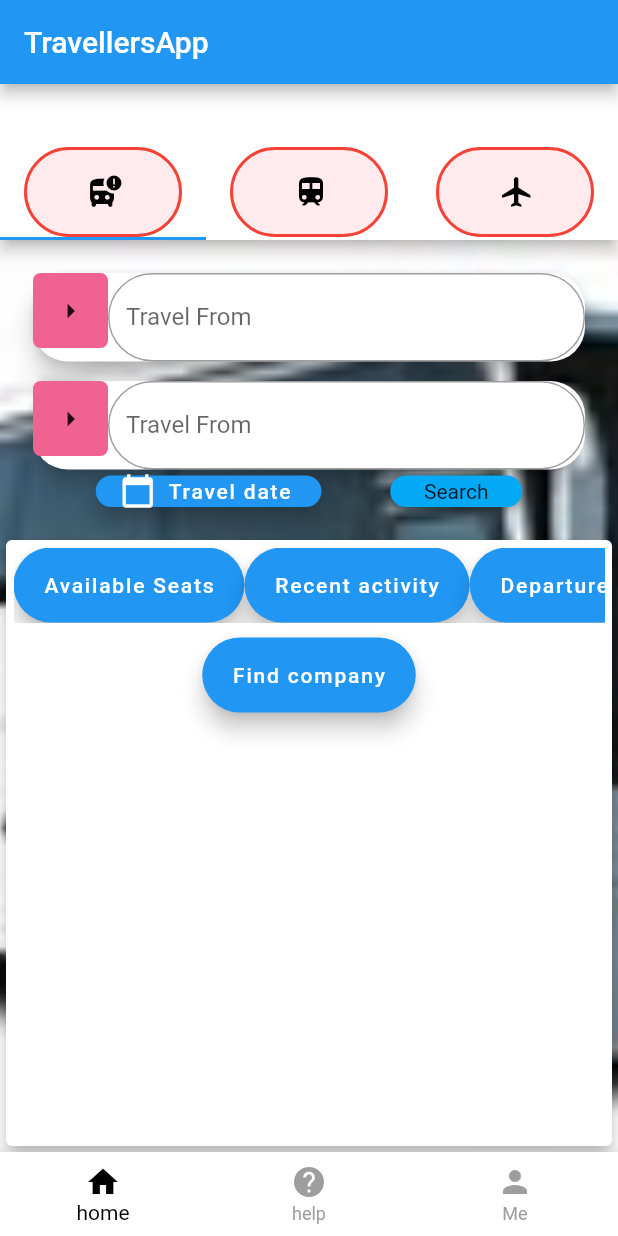
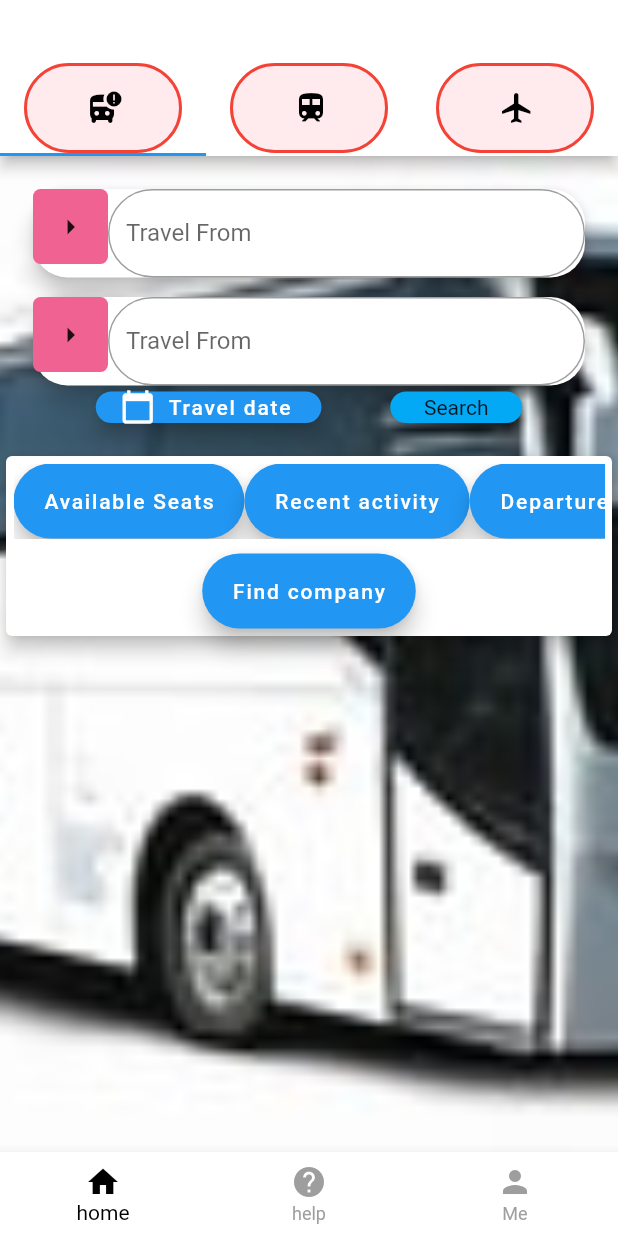
Before and after one commit to Edward-kwabena-Twumasi/Flutterer, a Flutter app: the screen it shows after launch, after a tap on "go home", on a phone screen of 412 x 824 dp. Run offline on Flutter 3.47's test engine with Material 2 defaults, Android fonts, the phone set to English and light mode, and no system bars; our stand-ins replace cloud_firestore, firebase_auth, firebase_core, geolocator; missing offline and left inert: dart:html, dart:js; accounts and stored records are empty.

Commit message:
flutter project

```diff
--- a/lib/components/applicationwidgets.dart
+++ b/lib/components/applicationwidgets.dart
@@ -1,4 +1,5 @@
 import 'package:flutter/material.dart';
+import 'package:myapp/providersPool/agentStateProvider.dart';
 import 'package:provider/provider.dart';
 import 'package:myapp/providersPool/userStateProvider.dart';
 
@@ -40,6 +41,8 @@ class InputFields extends StatelessWidget {
               const Radius.circular(30.0),
             ),
           ),
+          filled: true,
+          fillColor: Colors.green[200],
           hintStyle: new TextStyle(color: Colors.black),
           hintText: hintext,
           labelText: hintext,
@@ -104,7 +107,8 @@ Widget niceChips(
 }
 
 class menuButton extends StatefulWidget {
-  const menuButton({Key? key, this.regioncontroller}) : super(key: key);
+  const menuButton({Key? key, required this.regioncontroller})
+      : super(key: key);
 
   final TextEditingController? regioncontroller;
 
@@ -169,6 +173,7 @@ class _menuButtonState extends State<menuButton> {
                 );
               }).toList(),
             ),
+            Expanded(child: TextField(controller: regioncontroller))
           ],
         ),
       ),
--- a/lib/main.dart
+++ b/lib/main.dart
@@ -1,6 +1,7 @@
 import 'package:flutter/material.dart';
 import 'package:myapp/components/applicationwidgets.dart';
 import 'package:myapp/providersPool/userStateProvider.dart';
+import 'package:myapp/providersPool/agentStateProvider.dart';
 import 'package:myapp/screens/agentlogin.dart';
 import 'package:myapp/screens/homepage.dart';
 import 'package:myapp/screens/signup.dart';
@@ -13,8 +14,14 @@ import 'package:provider/provider.dart';
 
 void main() {
   WidgetsFlutterBinding.ensureInitialized();
-  runApp(ChangeNotifierProvider(
-      create: (context) => UserState(), builder: (context, _) => App()));
+  runApp(MultiProvider(providers: [
+    ChangeNotifierProvider(
+      create: (context) => UserState(),
+    ),
+    ChangeNotifierProvider(
+      create: (context) => CompanyState(),
+    ),
+  ], child: App()));
 }
 
 /// We are using a StatefulWidget such that we only create the [Future] once,
@@ -87,21 +94,21 @@ class MyApp extends StatelessWidget {
         },
         title: 'Flutter layout demo',
         theme: new ThemeData.dark(),
-      home: Scaffold(
+        home: AppHome());
+  }
+}
+
+class AppHome extends StatelessWidget {
+  Widget build(BuildContext context) {
+    return Scaffold(
       appBar: AppBar(
         title: Text('Travellers Mobile App'),
         centerTitle: true,
       ),
       body: Center(
-          child: Card(
-            shape:
-                RoundedRectangleBorder(borderRadius: BorderRadius.circular(30)),
-            elevation: 4,
-            color: Colors.white,
-            child: Consumer<UserState>(
-              builder: (context, value, child) => Padding(
-                padding: const EdgeInsets.all(8.0),
-                child: Stack(children: [
+        child: Container(
+          color: Colors.lightBlue,
+          child: Stack(overflow: Overflow.visible, children: [
             MyForm(),
             Positioned(
                 top: 0,
@@ -119,9 +126,6 @@ class MyApp extends StatelessWidget {
                   shape: StadiumBorder(),
                 ))
           ]),
-              ),
-            ),
-          ),
         ),
       ),
     );
@@ -215,6 +219,7 @@ class MyFormState extends State<MyForm> {
                     child: Padding(
                       padding: const EdgeInsets.symmetric(vertical: 16.0),
                       child: RawMaterialButton(
+                        shape: StadiumBorder(),
                         fillColor: Colors.white,
                         //padding:  EdgeInsets.symmetric(horizontal: 40, vertical: 20),
                         onPressed: () {
@@ -222,13 +227,6 @@ class MyFormState extends State<MyForm> {
                           // the form is invalid.
 
                           if (_formKey.currentState!.validate()) {
-                            // if (checkStatus(myController1.text)) {
-                            //   Navigator.push(context, MaterialPageRoute(
-                            //     builder: (context) {
-                            //       return TabBarDemo();
-                            //     },
-                            //   ));
-                            // }
                             print(value.signinstate);
                             value
                                 .signInWithMPass(usermail.text, userpass.text)
@@ -243,7 +241,7 @@ class MyFormState extends State<MyForm> {
                         },
 
                         child: Padding(
-                            padding: EdgeInsets.all(10),
+                            padding: EdgeInsets.all(7),
                             child: Text('Sign In',
                                 style: TextStyle(
                                     color: Colors.amber,
@@ -253,28 +251,30 @@ class MyFormState extends State<MyForm> {
                       ),
                     ),
                   ),
-                  Center(
+                  Align(
+                    alignment: Alignment.center,
                     child: Row(
                       children: [
-                        Text("Dont have an account?",
+                        Text("Dont have an account? ",
                             style: TextStyle(
                                 color: Colors.amber,
                                 fontWeight: FontWeight.w100)),
                         TextButton(
                             onPressed: () {
-                              // value.setaction("Signup");
                               setState(() {
                                 allowlogin = false;
                                 retry = false;
                               });
                             },
                             child: Text(' Sign Up ',
-                                style: TextStyle(fontStyle: FontStyle.italic))),
+                                style: TextStyle(
+                                    fontStyle: FontStyle.italic,
+                                    color: Colors.white))),
                       ],
                     ),
                   ),
                   Padding(
-                    padding: EdgeInsets.all(8),
+                    padding: EdgeInsets.all(2),
                     child: Text(
                       correctLogin,
                       style: TextStyle(
@@ -284,7 +284,10 @@ class MyFormState extends State<MyForm> {
                     ),
                   ),
                   TextButton(
-                      child: Text("go home"),
+                      child: Text(
+                        "go home",
+                        style: TextStyle(color: Colors.white),
+                      ),
                       onPressed: () {
                         Navigator.pushNamed(context, '/home');
                       }),
--- a/lib/providersPool/agentStateProvider.dart
+++ b/lib/providersPool/agentStateProvider.dart
@@ -17,6 +17,7 @@ class CompanyState extends ChangeNotifier {
   companyStates? signinstate;
   companyStates? registedstate;
   String signupmsg = "";
+  String? selectregion;
   Future<User?> userState() async {
     FirebaseAuth auth = FirebaseAuth.instance;
     User? currentuser;
@@ -80,7 +81,7 @@ class CompanyState extends ChangeNotifier {
   }
 
   Future<void> addCompany(String comptype, String compname, String phone,
-      String region, String city, String apartment) {
+      String email, String region, String city, String apartment) {
     //FirebaseFirestore firestore = FirebaseFirestore.instance;
     CollectionReference companies = FirebaseFirestore.instance
         .collection('companies')
@@ -91,7 +92,7 @@ class CompanyState extends ChangeNotifier {
     return companies.doc(FirebaseAuth.instance.currentUser!.uid).set({
       'type': comptype,
       'registered_name': compname, // John Doe
-      'phone': phone, // Stokes and Sons
+      'contact': {'phone': phone, 'email': email}, // Stokes and Sons
       'address': {'region': region, 'city': city, 'apartment': apartment},
       'regions': [region],
       'stations': [],
--- a/lib/screens/homepage.dart
+++ b/lib/screens/homepage.dart
@@ -60,9 +60,6 @@ class ButtomNavState extends State<ButtomNav> {
                 BottomNavigationBarItem(icon: Icon(Icons.help), label: "help"),
                 BottomNavigationBarItem(icon: Icon(Icons.person), label: "Me"),
               ]),
-          appBar: AppBar(
-            title: Text("TravellersApp"),
-          ),
           body: Center(
             child: pages.elementAt(currentindx),
           )),
@@ -122,8 +119,7 @@ class TabBarDemo extends StatelessWidget {
                   mainAxisAlignment: MainAxisAlignment.start,
                   children: [
                     locations(),
-                    Expanded(
-                        child: Card(
+                    Card(
                       elevation: 5,
                       child: Column(
                         children: [
@@ -224,7 +220,7 @@ class TabBarDemo extends StatelessWidget {
                               )),
                         ],
                       ),
-                    ))
+                    )
                   ],
                 ),
               ),
@@ -239,8 +235,7 @@ class TabBarDemo extends StatelessWidget {
                 mainAxisAlignment: MainAxisAlignment.start,
                 children: [
                   locations(),
-                  Expanded(
-                      child: Card(
+                  Card(
                     elevation: 5,
                     child: Column(
                       children: [
@@ -329,7 +324,7 @@ class TabBarDemo extends StatelessWidget {
                             )),
                       ],
                     ),
-                  ))
+                  )
                 ],
               ),
             ),
@@ -343,8 +338,7 @@ class TabBarDemo extends StatelessWidget {
                 mainAxisAlignment: MainAxisAlignment.start,
                 children: [
                   locations(),
-                  Expanded(
-                      child: Card(
+                  Card(
                     elevation: 5,
                     child: Column(
                       children: [
@@ -433,7 +427,7 @@ class TabBarDemo extends StatelessWidget {
                             )),
                       ],
                     ),
-                  ))
+                  )
                 ],
               ),
             )
@@ -700,6 +694,7 @@ class TripsState extends State<Trips> {
                       stream: FirebaseFirestore.instance
                           .collection('trips')
                           .where("from", isEqualTo: widget._tripdata.fromLoc)
+                          .where("to", isEqualTo: widget._tripdata.toLoc)
                           //.where("seats", isGreaterThan: 0)
                           .snapshots(),
                       builder: (BuildContext context,
@@ -721,9 +716,6 @@ class TripsState extends State<Trips> {
                                   )));
                         } else if (snapshot.hasError) {
                           print(snapshot.error);
-                        } else {
-                          print(snapshot.connectionState);
-                          print(snapshot.data!.size);
                         }
                         return ListView(
                             shrinkWrap: true,
@@ -783,11 +775,10 @@ class TripsState extends State<Trips> {
                                               title: Text(
                                                   doc['seats'].toString() +
                                                       " Available"),
-                                              subtitle:
-                                                  FloatingActionButton.extended(
+                                              subtitle: FloatingActionButton(
                                                   onPressed: () {
-                                                        Navigator.pushNamed(
-                                                            context,
+                                                    print('clicked');
+                                                    Navigator.pushNamed(context,
                                                         "/completebook");
                                                     // FirebaseFirestore
                                                     //     .instance
@@ -798,7 +789,7 @@ class TripsState extends State<Trips> {
                                                     //       (doc['seats'] - 1)
                                                     // });
                                                   },
-                                                      label: Text("Book seat")))
+                                                  child: Text("Book")))
                                         ],
                                       ),
                                     ))
--- a/lib/screens/signup.dart
+++ b/lib/screens/signup.dart
@@ -23,6 +23,7 @@ class SignupFormState extends State<SignupForm> {
   TextEditingController phone = TextEditingController();
   TextEditingController house = TextEditingController();
   TextEditingController city = TextEditingController();
+  TextEditingController regioncontroller = TextEditingController();
   PageController pgecontroller = PageController();
   @override
   Widget build(BuildContext context) {
@@ -163,7 +164,7 @@ class SignupFormState extends State<SignupForm> {
                                 height: 10,
                               ),
                               Text("Region..."),
-                              menuButton(),
+                              menuButton(regioncontroller: regioncontroller),
                               SizedBox(
                                 height: 3,
                               ),
@@ -194,7 +195,8 @@ class SignupFormState extends State<SignupForm> {
                                       value.registedmail.toString(),
                                       phone.text,
                                       city.text,
-                                      house.text)
+                                      house.text,
+                                      regioncontroller.text)
                                   .then((rvalue) {
                                 if (value.isadded == userAdded.successful) {
                                   Navigator.pushNamed(context, '/home');
```
Also changed, not shown: lib/components/getlocation.dart (+1 -54 lines), lib/providersPool/userStateProvider.dart (+7 -6 lines), lib/screens/agentlogin.dart (+16 -22 lines), lib/screens/companysignup.dart (+12 -9 lines), lib/screens/completebook.dart (+5 -3 lines), lib/screens/dashboard.dart (+12 -7 lines), 10 other files. Lines whose indentation alone changed are shown as unchanged.
